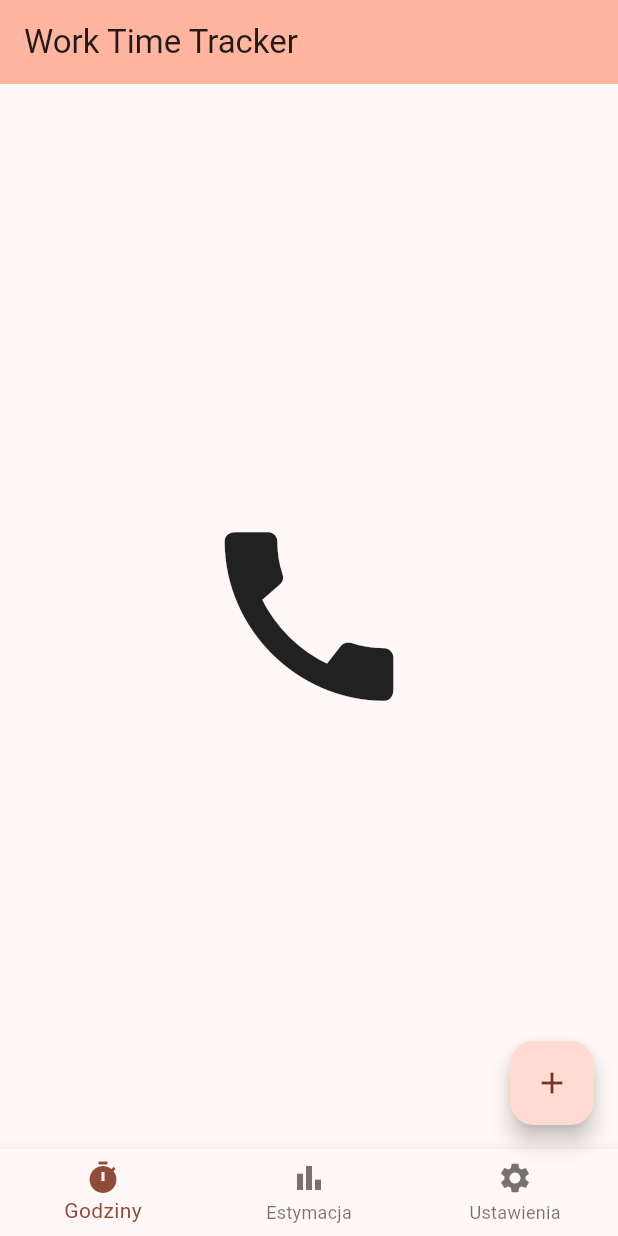
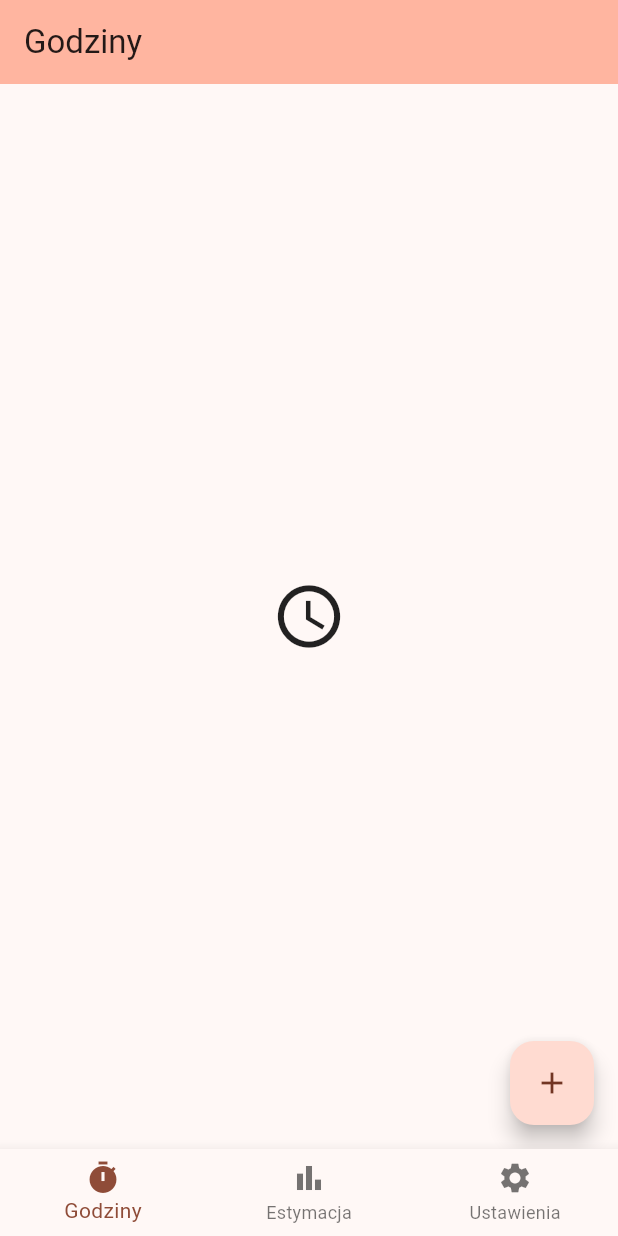
Before and after one commit to mariuszfoltak/WorkTimeRegistry, a Flutter app: the screen it shows after launch, on a phone screen of 412 x 824 dp. Run offline on Flutter 3.47's test engine with Material 2 defaults, Android fonts, the light colour scheme and no system bars.

Commit message:
Move up navigationBottomBar to own Scaffold

```diff
--- /dev/null
+++ b/lib/hours.dart
@@ -0,0 +1,31 @@
+import 'package:flutter/material.dart';
+
+class CurrentHoursPage extends StatefulWidget {
+  const CurrentHoursPage({super.key});
+
+  @override
+  State<CurrentHoursPage> createState() => _CurrentHoursPageState();
+}
+
+class _CurrentHoursPageState extends State<CurrentHoursPage> {
+  @override
+  Widget build(BuildContext context) {
+    return Scaffold(
+      appBar: AppBar(
+        backgroundColor: Theme.of(context).colorScheme.inversePrimary,
+        title: Text("Godziny"),
+      ),
+      body: const Center(
+        child: Icon(
+          Icons.access_time,
+          size: 50,
+        ),
+      ),
+      floatingActionButton: FloatingActionButton(
+        onPressed: () => print("Dodaj godziny clicked"),
+        tooltip: 'Dodaj godziny',
+        child: const Icon(Icons.add),
+      ),
+    );
+  }
+}
--- a/lib/main.dart
+++ b/lib/main.dart
@@ -1,4 +1,5 @@
 import 'package:flutter/material.dart';
+import 'package:work_time_tracker/hours.dart';
 import 'package:work_time_tracker/settings.dart';
 
 void main() {
@@ -40,55 +41,38 @@ class MyHomePage extends StatefulWidget {
 }
 
 class _MyHomePageState extends State<MyHomePage> {
-  int _counter = 0;
   int _selectedIndex = 0;
 
   static const List<Widget> _pages = <Widget>[
-    Icon(Icons.call, size: 150,),
-    Icon(Icons.abc, size: 150,),
-    SettingsPage(title: "Ustawienia"),
+    CurrentHoursPage(),
+    Icon(Icons.abc, size: 150),
+    SettingsPage(),
   ];
-
-  void _incrementCounter() {
-  }
 
   @override
   Widget build(BuildContext context) {
-    // This method is rerun every time setState is called, for instance as done
-    // by the _incrementCounter method above.
-    //
-    // The Flutter framework has been optimized to make rerunning build methods
-    // fast, so that you can just rebuild anything that needs updating rather
-    // than having to individually change instances of widgets.
     return Scaffold(
-      appBar: AppBar(
-        // TRY THIS: Try changing the color here to a specific color (to
-        // Colors.amber, perhaps?) and trigger a hot reload to see the AppBar
-        // change color while the other colors stay the same.
-        backgroundColor: Theme.of(context).colorScheme.inversePrimary,
-        // Here we take the value from the MyHomePage object that was created by
-        // the App.build method, and use it to set our appbar title.
-        title: Text(widget.title),
-      ),
-      body: Center(
-        child: _pages.elementAt(_selectedIndex),
-      ),
-      floatingActionButton: FloatingActionButton(
-        onPressed: _incrementCounter,
-        tooltip: 'Increment',
-        child: const Icon(Icons.add),
-      ), // This trailing comma makes auto-formatting nicer for build methods.
       bottomNavigationBar: BottomNavigationBar(
         items: const <BottomNavigationBarItem>[
-          BottomNavigationBarItem(icon: Icon(Icons.timer), label: "Godziny"),
-          BottomNavigationBarItem(icon: Icon(Icons.bar_chart), label: "Estymacja"),
-          BottomNavigationBarItem(icon: Icon(Icons.settings), label: "Ustawienia"),
+          BottomNavigationBarItem(
+            icon: Icon(Icons.timer),
+            label: "Godziny",
+          ),
+          BottomNavigationBarItem(
+            icon: Icon(Icons.bar_chart),
+            label: "Estymacja",
+          ),
+          BottomNavigationBarItem(
+            icon: Icon(Icons.settings),
+            label: "Ustawienia",
+          ),
         ],
         currentIndex: _selectedIndex,
         onTap: (value) => setState(() {
           _selectedIndex = value;
         }),
       ),
+      body: _pages.elementAt(_selectedIndex),
     );
   }
 }
--- a/lib/settings.dart
+++ b/lib/settings.dart
@@ -1,9 +1,7 @@
 import 'package:flutter/material.dart';
 
 class SettingsPage extends StatefulWidget {
-  const SettingsPage({super.key, required this.title});
-
-  final String title;
+  const SettingsPage({super.key});
 
   @override
   State<SettingsPage> createState() => _SettingsPageState();
@@ -12,7 +10,12 @@ class SettingsPage extends StatefulWidget {
 class _SettingsPageState extends State<SettingsPage> {
   @override
   Widget build(BuildContext context) {
-    return ListView(
+    return Scaffold(
+      appBar: AppBar(
+        backgroundColor: Theme.of(context).colorScheme.inversePrimary,
+        title: Text("Ustawienia"),
+      ),
+      body: ListView(
         children: <Widget>[
           ListTile(
             leading: Icon(Icons.person),
@@ -20,6 +23,7 @@ class _SettingsPageState extends State<SettingsPage> {
             onTap: () => print("test"),
           ),
         ],
+      ),
     );
   }
 }
```
Lines whose indentation alone changed are shown as unchanged.
